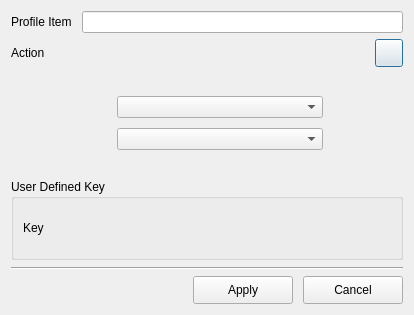
First picture: the form in T3kCfgFE/QEditActionKey2WayDialog.ui, repository habilience/habilience-t3ksensor-tools, before the edit.
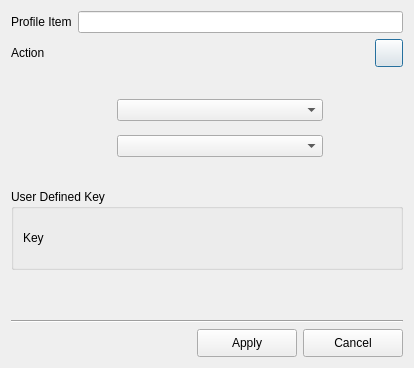
Second picture: the form after the edit. Icons and pictures are not drawn. Custom widgets are drawn as their Qt base class.

Diff of the .ui file:
```diff
--- a/T3kCfgFE/QEditActionKey2WayDialog.ui
+++ b/T3kCfgFE/QEditActionKey2WayDialog.ui
@@ -7,7 +7,7 @@
     <x>0</x>
     <y>0</y>
     <width>414</width>
-    <height>315</height>
+    <height>368</height>
    </rect>
   </property>
   <property name="windowTitle">
@@ -16,9 +16,6 @@
   <layout class="QVBoxLayout" name="layoutBody">
    <item>
     <layout class="QHBoxLayout" name="layoutProfileItemBox">
-     <property name="spacing">
-      <number>10</number>
-     </property>
      <item>
       <widget class="QLabel" name="lblProfileItem">
        <property name="minimumSize">
@@ -116,11 +113,14 @@
      </item>
      <item>
       <layout class="QVBoxLayout" name="layoutComboBox">
-       <property name="spacing">
-        <number>2</number>
-       </property>
        <item>
         <widget class="QLabel" name="lblKeyDetailZoomOut">
+         <property name="sizePolicy">
+          <sizepolicy hsizetype="Minimum" vsizetype="Preferred">
+           <horstretch>0</horstretch>
+           <verstretch>0</verstretch>
+          </sizepolicy>
+         </property>
          <property name="minimumSize">
           <size>
            <width>0</width>
@@ -168,7 +168,7 @@
           <enum>Qt::Vertical</enum>
          </property>
          <property name="sizeType">
-          <enum>QSizePolicy::Fixed</enum>
+          <enum>QSizePolicy::Preferred</enum>
          </property>
          <property name="sizeHint" stdset="0">
           <size>
@@ -196,6 +196,12 @@
        </item>
        <item>
         <widget class="QLabel" name="lblKeyDetailZoomIn">
+         <property name="sizePolicy">
+          <sizepolicy hsizetype="Minimum" vsizetype="Preferred">
+           <horstretch>0</horstretch>
+           <verstretch>0</verstretch>
+          </sizepolicy>
+         </property>
          <property name="minimumSize">
           <size>
            <width>0</width>
@@ -301,9 +307,6 @@
    </item>
    <item>
     <layout class="QHBoxLayout" name="layoutBtnBox">
-     <property name="spacing">
-      <number>10</number>
-     </property>
      <item>
       <spacer name="spacer3">
        <property name="orientation">
```
